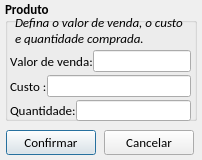
Old version of the form loja/tela_definir_valor.ui in the repository jmessias1725/sexloja.
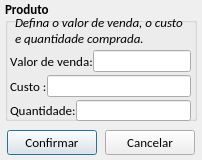
New version of the form. Icons and pictures are not drawn.

The edit to the form file:
```diff
--- a/loja/tela_definir_valor.ui
+++ b/loja/tela_definir_valor.ui
@@ -234,7 +234,7 @@
   <widget class="QPushButton" name="btn_confirmar">
    <property name="geometry">
     <rect>
-     <x>6</x>
+     <x>7</x>
      <y>130</y>
      <width>90</width>
      <height>25</height>
@@ -275,7 +275,7 @@
   <widget class="QPushButton" name="btn_cancelar">
    <property name="geometry">
     <rect>
-     <x>104</x>
+     <x>105</x>
      <y>130</y>
      <width>90</width>
      <height>25</height>
```
Left out of the diff: 2 changed lines with no effect on the pictures.
